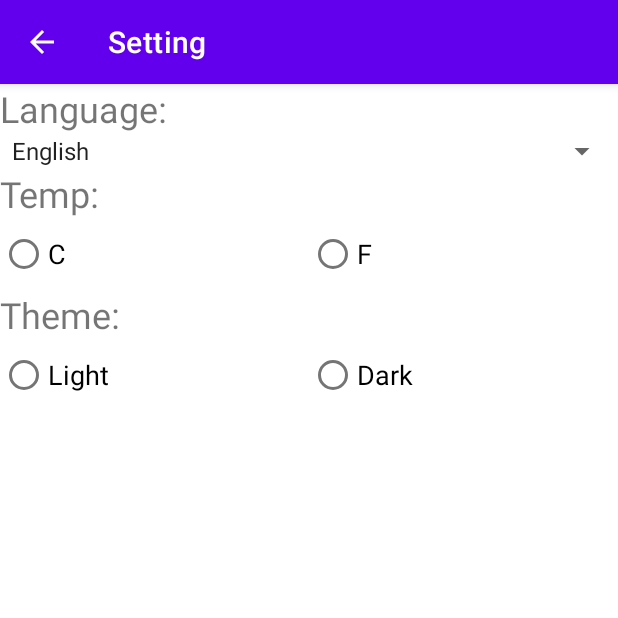
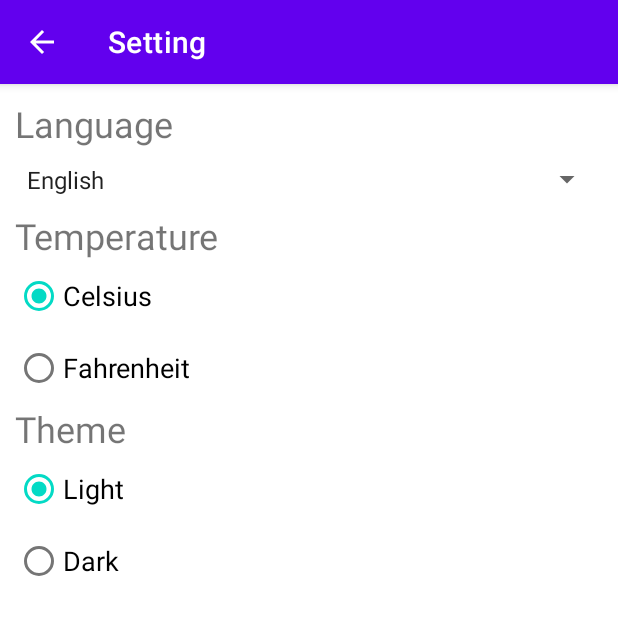
Before and after one commit to MickeyTKC/S313F-WeatherApp, an Android app: the SettingActivity screen opened directly, with no data from a screen before it, on a phone screen of 412 x 824 dp, the top half of it. Run offline under Robolectric (Android 15) with nearby library versions, the light colour scheme and no system bars.

Commit message:
Add Setting Features
Moved Language to Setting

```diff
--- a/app/src/main/java/com/example/myapplication/SettingActivity.java
+++ b/app/src/main/java/com/example/myapplication/SettingActivity.java
@@ -1,14 +1,36 @@
 package com.example.myapplication;
 
+import static com.google.android.material.internal.ContextUtils.getActivity;
+
 import androidx.annotation.NonNull;
+import androidx.annotation.Nullable;
 import androidx.appcompat.app.ActionBar;
 import androidx.appcompat.app.AppCompatActivity;
 
+import android.content.Context;
+import android.content.SharedPreferences;
+import android.content.res.Configuration;
 import android.os.Bundle;
+import android.util.Log;
 import android.view.MenuItem;
+import android.view.View;
+import android.widget.AdapterView;
+import android.widget.RadioButton;
+import android.widget.Spinner;
+import android.widget.Toast;
+
+import java.util.Locale;
 
 public class SettingActivity extends AppCompatActivity {
-
+    public final static String LANG = "lang";
+    public final static String LANG_INDEX = "langIndex";
+    public final static String TEMP_TYPE = "tempType";
+    public final static String THEME = "theme";
+    private String[] langs = {"en","zh","jp"};
+    private int langIndex = 0;
+    Spinner spinLang;
+    RadioButton radioC,radioF;
+    RadioButton radioLight,radioDark;
     @Override
     protected void onCreate(Bundle savedInstanceState) {
         super.onCreate(savedInstanceState);
@@ -18,14 +40,81 @@ public class SettingActivity extends AppCompatActivity {
         // showing the back button in action bar
         actionBar.setDisplayHomeAsUpEnabled(true);
         actionBar.setTitle(R.string.menu_setting);
+        // Find View
+        spinLang = findViewById(R.id.spinner_language);
+        radioC = findViewById(R.id.radio_celsius);
+        radioF = findViewById(R.id.radio_fahrenheit);
+        radioLight = findViewById(R.id.radio_light);
+        radioDark = findViewById(R.id.radio_dark);
+        // Pref
+        SharedPreferences pref = this.getSharedPreferences("Setting",MODE_PRIVATE);
+        langIndex = pref.getInt(LANG_INDEX,0);
+        spinLang.setSelection(langIndex);
+        if(pref.getString(TEMP_TYPE,"C").equals("F")){
+            radioF.setChecked(true);
+        }else{
+            radioC.setChecked(true);
+        }
+        if(pref.getString(THEME,"L").equals("D")){
+            radioDark.setChecked(true);
+        }else{
+            radioLight.setChecked(true);
+        }
+        spinLang.setOnItemSelectedListener(new AdapterView.OnItemSelectedListener() {
+            @Override
+            public void onItemSelected(AdapterView<?> parentView, View selectedItemView, int position, long id) {
+                langIndex = position;
+            }
+            public void onNothingSelected(AdapterView<?> parent)
+            {
+
+            }
+        });
     }
+    private void setAppLocale(String languageCode) {
+        Locale locale = new Locale(languageCode);
+        Locale.setDefault(locale);
 
+        Configuration configuration = getResources().getConfiguration();
+        configuration.setLocale(locale);
+        getResources().updateConfiguration(configuration, getResources().getDisplayMetrics());
+    }
+    private void upDateSetting(){
+        String lang = langs[langIndex];
+        setAppLocale(lang);
+        SharedPreferences pref = this.getSharedPreferences("Setting",MODE_PRIVATE);
+        SharedPreferences.Editor editor = pref.edit();
+        //language
+        editor.putString(LANG,lang);
+        editor.putInt(LANG_INDEX,langIndex);
+        //temp type
+        if(radioC.isChecked()){
+            editor.putString(TEMP_TYPE,"C");
+        }else if (radioF.isChecked()){
+            editor.putString(TEMP_TYPE,"F");
+        }
+        //theme
+        if(radioDark.isChecked()){
+            editor.putString(THEME,"D");
+        }else if (radioLight.isChecked()){
+            editor.putString(THEME,"L");
+        }
+        if(radioC.isChecked()){
+
+        }else if (radioF.isChecked()){
+
+        }
+        editor.apply();
+        langIndex = pref.getInt(LANG_INDEX,0);
+        Log.d("Setting",""+langIndex);
+    }
     // this event will enable the back
     // function to the button on press
     @Override
     public boolean onOptionsItemSelected(@NonNull MenuItem item) {
         switch (item.getItemId()) {
             case android.R.id.home:
+                upDateSetting();
                 this.finish();
                 return true;
         }
--- a/app/src/main/res/layout/activity_setting.xml
+++ b/app/src/main/res/layout/activity_setting.xml
@@ -2,34 +2,37 @@
 <LinearLayout xmlns:android="http://schemas.android.com/apk/res/android"
     android:layout_width="match_parent"
     android:layout_height="match_parent"
-    android:orientation="vertical">
+    android:orientation="vertical"
+    android:padding = "10sp">
 
     <TextView
         android:id="@+id/text_language"
         android:layout_width="wrap_content"
         android:layout_height="wrap_content"
-        android:text="Language:"
+        android:text="@string/setting_lang_header"
         android:textSize="24sp"/>
 
     <Spinner
         android:id="@+id/spinner_language"
         android:layout_width="match_parent"
         android:layout_height="wrap_content"
-        android:textSize="24sp"
-        android:entries="@array/setting_language"/>
+        android:paddingTop="10sp"
+        android:paddingBottom="10sp"
+        android:entries="@array/setting_language"
+        android:textSize="18sp" />
 
     <TextView
         android:id="@+id/text_temp"
         android:layout_width="wrap_content"
         android:layout_height="wrap_content"
         android:textSize="24sp"
-        android:text="Temp:" />
+        android:text="@string/current_temp_header" />
 
     <RadioGroup
         android:id="@+id/radio_group_temp"
         android:layout_width="match_parent"
         android:layout_height="wrap_content"
-        android:orientation="horizontal">
+        android:orientation="vertical">
 
         <RadioButton
             android:id="@+id/radio_celsius"
@@ -37,7 +40,7 @@
             android:layout_height="wrap_content"
             android:layout_weight="1"
             android:textSize="18sp"
-            android:text="C" />
+            android:text="@string/setting_temp_c" />
 
         <RadioButton
             android:id="@+id/radio_fahrenheit"
@@ -45,7 +48,7 @@
             android:layout_height="wrap_content"
             android:layout_weight="1"
             android:textSize="18sp"
-            android:text="F" />
+            android:text="@string/setting_temp_f" />
     </RadioGroup>
 
     <TextView
@@ -53,13 +56,13 @@
         android:layout_width="wrap_content"
         android:layout_height="wrap_content"
         android:textSize="24sp"
-        android:text="Theme:" />
+        android:text="@string/setting_theme_header" />
 
     <RadioGroup
         android:id="@+id/radio_group_theme"
         android:layout_width="match_parent"
         android:layout_height="wrap_content"
-        android:orientation="horizontal">
+        android:orientation="vertical">
 
         <RadioButton
             android:id="@+id/radio_light"
--- a/app/src/main/res/layout/fragment_home.xml
+++ b/app/src/main/res/layout/fragment_home.xml
@@ -33,8 +33,7 @@
             app:layout_constraintTop_toTopOf="parent"
             app:cardElevation="4dp"
             app:cardUseCompatPadding="true"
-            app:cardCornerRadius="4dp"
-            app:cardBackgroundColor="@color/white">
+            app:cardCornerRadius="4dp">
             <LinearLayout
                 android:orientation="vertical"
                 android:layout_width="match_parent"
@@ -251,7 +250,6 @@
             android:layout_height="wrap_content"
             android:orientation="vertical"
             android:layout_margin="15sp"
-            app:cardBackgroundColor="@color/white"
             app:cardCornerRadius="4dp"
             app:cardElevation="4dp"
             app:cardUseCompatPadding="true"
--- a/app/src/main/res/values/strings.xml
+++ b/app/src/main/res/values/strings.xml
@@ -18,9 +18,14 @@
     <string name="current_wind_header">Wind Speed (m/s)</string>
     <string name="current_temp_visibility_header">Visibility (km)</string>
     <string name="current_forecast_header">Forecast</string>
+    <string name="setting_lang_header">Language</string>
     <string-array name="setting_language">
         <item>English</item>
         <item>Chinese</item>
         <item>Japanese</item>
     </string-array>
+    <string name="setting_temp_header">Tempeure</string>
+    <string name="setting_temp_c">Celsius</string>
+    <string name="setting_temp_f">Fahrenheit</string>
+    <string name="setting_theme_header">Theme</string>
 </resources>
```
Also changed, not shown: app/src/main/java/com/example/myapplication/MainActivity.java (+20 -25 lines), app/src/main/res/menu/main.xml (+0 -21 lines).
